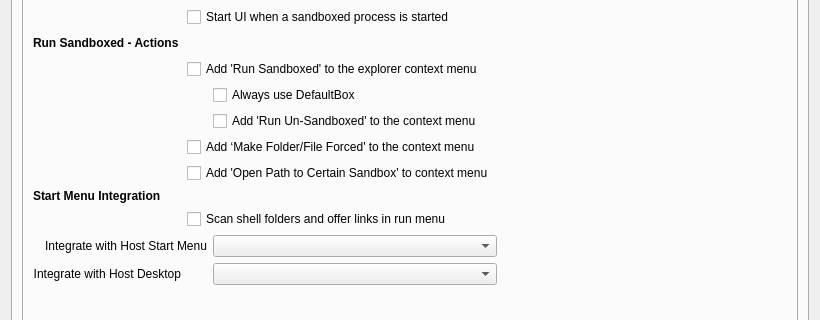
This is SandboxiePlus/SandMan/Forms/SettingsWindow.ui in sandboxie-plus/Sandboxie as Qt 5 draws it before an edit; both pictures show x 0 to 820 and y 120 to 440 of the 820 by 565 pixel window. The edited form follows.
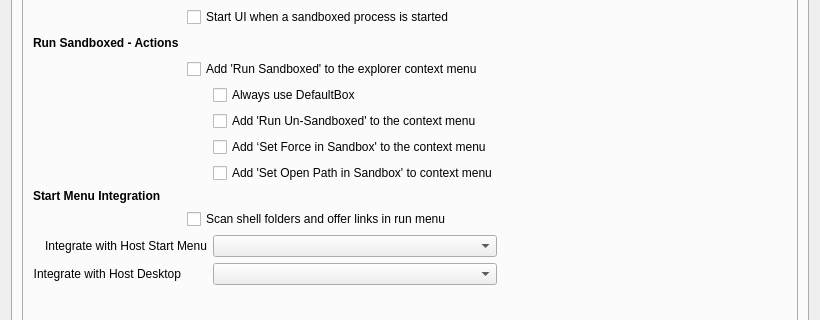
This is the edited form. Icons and pictures are not drawn.

```diff
--- a/SandboxiePlus/SandMan/Forms/SettingsWindow.ui
+++ b/SandboxiePlus/SandMan/Forms/SettingsWindow.ui
@@ -558,20 +558,6 @@
                </property>
               </widget>
              </item>
-             <item row="7" column="1" colspan="3">
-              <widget class="QCheckBox" name="chkShellMenu3">
-               <property name="text">
-                <string>Add ‘Make Folder/File Forced' to the context menu</string>
-               </property>
-              </widget>
-             </item>
-             <item row="8" column="1" colspan="3">
-              <widget class="QCheckBox" name="chkShellMenu4">
-               <property name="text">
-                <string>Add 'Open Path to Certain Sandbox' to context menu</string>
-               </property>
-              </widget>
-             </item>
              <item row="9" column="0">
               <widget class="QLabel" name="lblStartMenu">
                <property name="font">
@@ -651,6 +637,20 @@
                </property>
               </spacer>
              </item>
+             <item row="7" column="2" colspan="2">
+              <widget class="QCheckBox" name="chkShellMenu3">
+               <property name="text">
+                <string>Add ‘Set Force in Sandbox' to the context menu</string>
+               </property>
+              </widget>
+             </item>
+             <item row="8" column="2" colspan="2">
+              <widget class="QCheckBox" name="chkShellMenu4">
+               <property name="text">
+                <string>Add 'Set Open Path in Sandbox' to context menu</string>
+               </property>
+              </widget>
+             </item>
             </layout>
            </widget>
            <widget class="QWidget" name="tabTray">
```
